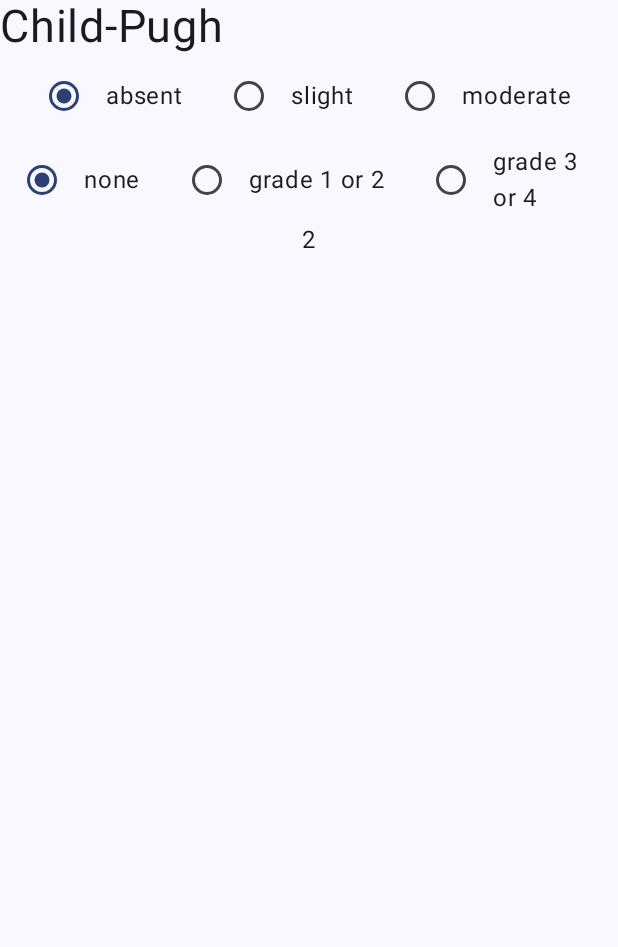
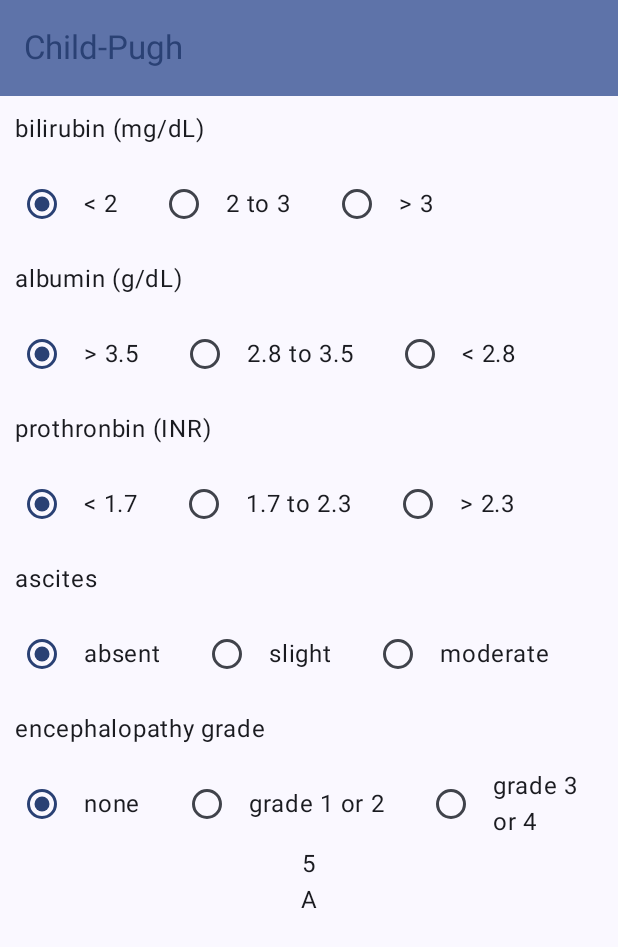
Before and after one commit to tamaikeiichi/MedGuidelines, an Android app built with Jetpack Compose: the ChildPughScreen screen opened through its navigation route, on a phone screen of 412 x 824 dp. Shown: the top 947 px of the screen. Run offline under Robolectric (Android 15) with nearby library versions, the phone set to English and light mode, and no system bars; 2 statements that could not run were skipped.

Commit message:
202411300915

```diff
--- a/app/src/main/java/com/example/medguidelines/data/indexNames.kt
+++ b/app/src/main/java/com/example/medguidelines/data/indexNames.kt
@@ -1,13 +1,11 @@
 package com.example.medguidelines.data
 
-import androidx.compose.ui.res.stringArrayResource
-import androidx.compose.ui.res.stringResource
 import com.example.medguidelines.R
 
 data class IndexNames (val stringid: Int)
 
 val indexnames = listOf(
-    IndexNames(R.string.index1),
-    IndexNames(R.string.index2),
-    IndexNames(R.string.index1),
+    IndexNames(R.string.childPughTitle),
+    IndexNames(R.string.aDropTitle),
+    IndexNames(R.string.childPughTitle),
 )
--- a/app/src/main/java/com/example/medguidelines/data/labDataNames.kt
+++ b/app/src/main/java/com/example/medguidelines/data/labDataNames.kt
@@ -4,14 +4,33 @@ import com.example.medguidelines.R
 
 data class labDataNames(val stringid: Int)
 
-val ascitesgrade = listOf(
-    labDataNames(R.string.ascitesgrade1),
-    labDataNames(R.string.ascitesgrade2),
-    labDataNames(R.string.ascitesgrade3),
+val bilirubinGrade = listOf(
+    labDataNames(R.string.bilirubinGrade1),
+    labDataNames(R.string.bilirubinGrade2),
+    labDataNames(R.string.bilirubinGrade3),
 )
 
-val encephalopathygrade = listOf(
-    labDataNames(R.string.encephalopathygrade1),
-    labDataNames(R.string.encephalopathygrade2),
-    labDataNames(R.string.encephalopathygrade3),
+val albuminGrade = listOf(
+    labDataNames(R.string.albuminGrade1),
+    labDataNames(R.string.albuminGrade2),
+    labDataNames(R.string.albuminGrade3),
+
 )
+
+val ptGrade = listOf(
+    labDataNames(R.string.ptGrade1),
+    labDataNames(R.string.ptGrade2),
+    labDataNames(R.string.ptGrade3),
+)
+
+val ascitesGrade = listOf(
+    labDataNames(R.string.ascitesGrade1),
+    labDataNames(R.string.ascitesGrade2),
+    labDataNames(R.string.ascitesGrade3),
+)
+
+val encephalopathyGrade = listOf(
+    labDataNames(R.string.encephalopathyGrade1),
+    labDataNames(R.string.encephalopathyGrade2),
+    labDataNames(R.string.encephalopathyGrade3),
+)
--- a/app/src/main/java/com/example/medguidelines/ui/screen/AdropScreen.kt
+++ b/app/src/main/java/com/example/medguidelines/ui/screen/AdropScreen.kt
@@ -11,7 +11,7 @@ import com.example.medguidelines.R
 
 @Composable
 fun AdropScreen() {
-    Text(text = stringResource(id = R.string.index2),
+    Text(text = stringResource(id = R.string.aDropTitle),
         fontSize = 30.sp,
         modifier = Modifier
             .fillMaxWidth()
--- a/app/src/main/java/com/example/medguidelines/ui/screen/ChildPughScreen.kt
+++ b/app/src/main/java/com/example/medguidelines/ui/screen/ChildPughScreen.kt
@@ -1,6 +1,7 @@
 package com.example.medguidelines.ui.screen
 
 import androidx.compose.foundation.clickable
+import androidx.compose.foundation.layout.Arrangement
 import androidx.compose.foundation.layout.Column
 import androidx.compose.foundation.layout.Row
 import androidx.compose.foundation.layout.fillMaxWidth
@@ -8,9 +9,13 @@ import androidx.compose.foundation.layout.height
 import androidx.compose.foundation.layout.padding
 import androidx.compose.foundation.selection.selectable
 import androidx.compose.foundation.selection.selectableGroup
+import androidx.compose.material3.ExperimentalMaterial3Api
 import androidx.compose.material3.MaterialTheme
 import androidx.compose.material3.RadioButton
+import androidx.compose.material3.Scaffold
 import androidx.compose.material3.Text
+import androidx.compose.material3.TopAppBar
+import androidx.compose.material3.TopAppBarDefaults
 import androidx.compose.runtime.Composable
 import androidx.compose.runtime.mutableStateOf
 import androidx.compose.runtime.remember
@@ -21,55 +26,89 @@ import androidx.compose.ui.semantics.Role
 import androidx.compose.ui.unit.dp
 import androidx.compose.ui.unit.sp
 import com.example.medguidelines.R
-import com.example.medguidelines.data.ascitesgrade
-import com.example.medguidelines.data.encephalopathygrade
+import com.example.medguidelines.data.albuminGrade
+import com.example.medguidelines.data.ascitesGrade
+import com.example.medguidelines.data.bilirubinGrade
+import com.example.medguidelines.data.encephalopathyGrade
 import com.example.medguidelines.data.labDataNames
+import com.example.medguidelines.data.ptGrade
 
 
+@OptIn(ExperimentalMaterial3Api::class)
 @Composable
 fun ChildPughScreen() {
-
+    Scaffold (
+        topBar = {
+            TopAppBar(
+                colors = TopAppBarDefaults.topAppBarColors(
+                    containerColor = MaterialTheme.colorScheme.primaryContainer,
+                    titleContentColor = MaterialTheme.colorScheme.primary,
+                ),
+                title = { Text(stringResource(id = R.string.childPughTitle)) }
+            )
+        }) { innerPadding ->
         Column(
+            Modifier
+                .padding(innerPadding),
             horizontalAlignment = Alignment.CenterHorizontally
         ){
-        Text(text = stringResource(id = R.string.index1),
-            fontSize = 30.sp,
-            modifier = Modifier
-                .fillMaxWidth()
-                .clickable { }
-        )
-        val radioOptionsAscitesgrade : List<labDataNames> = ascitesgrade
-        val (selectedOptionAscitesgrade, onOptionSelectedAscitesgrade) = remember { mutableStateOf(radioOptionsAscitesgrade[0]) }
-        ThreeRadioButton(ascitesgrade, selectedOptionAscitesgrade, onOptionSelectedAscitesgrade)
 
-        val ascitesgradeScore =
-            if (stringResource(id = selectedOptionAscitesgrade.stringid) == "absent") 1
-            else if (stringResource(id = selectedOptionAscitesgrade.stringid) == "slight") 2
+            val bilirubinScore = childPughButtonAndScore(bilirubinGrade, stringResource(id = R.string.bilirubinTitle))
+            val albuminScore = childPughButtonAndScore(albuminGrade, stringResource(id = R.string.albuminTitle))
+            val ptScore = childPughButtonAndScore(ptGrade, stringResource(id = R.string.ptTitle))
+            val ascitesScore = childPughButtonAndScore(ascitesGrade, stringResource(id = R.string.ascitesTitle))
+            val encephalopathyScore = childPughButtonAndScore(encephalopathyGrade, stringResource(id = R.string.encephalopaphyTitle))
+
+            val totalScore = bilirubinScore + albuminScore + ptScore + ascitesScore + encephalopathyScore
+
+            Text(text=totalScore.toString())
+            val childPughScoreABC = when (totalScore) {
+                in 5..6 -> "A"
+                in 7..9 -> "B"
+                else -> "C"
+            }
+            Text(text = childPughScoreABC)
+        }
+    }
+
+}
+
+@Composable
+fun childPughButtonAndScore(
+    factor : List<labDataNames>,
+    title : String,
+): Int
+{
+    val radioOptions : List<labDataNames> = factor
+    val (selectedOption, onOptionSelected) = remember { mutableStateOf(radioOptions[0]) }
+    ThreeRadioButton(factor, selectedOption, onOptionSelected, title)
+
+    val score =
+        if (stringResource(id = selectedOption.stringid) == stringResource(id =radioOptions[0].stringid)) 1
+        else if (stringResource(id = selectedOption.stringid) == stringResource(id =radioOptions[1].stringid)) 2
         else  3
 
-        val radioOptionsEncephalopathygrade : List<labDataNames> = encephalopathygrade
-        val (selectedOptionEncephalopathygrade, onOptionSelectedEncephalopathygrade) = remember { mutableStateOf(radioOptionsEncephalopathygrade[0]) }
-        ThreeRadioButton(encephalopathygrade, selectedOptionEncephalopathygrade, onOptionSelectedEncephalopathygrade)
+    return score
+}
 
-        val encephalopathygradeScore =
-            if (stringResource(id = selectedOptionEncephalopathygrade.stringid) == "none") 1
-            else if (stringResource(id = selectedOptionEncephalopathygrade.stringid) == "grade 1 or 2") 2
-            else  3
-
-        val totalScore = ascitesgradeScore + encephalopathygradeScore
-
-        Text(text=totalScore.toString())
-
-    }
-    }
 
 @Composable
 fun ThreeRadioButton(radioOptions: List<labDataNames>,
                      selectedOption: labDataNames,
                      onOptionSelected : (selectedOption: labDataNames ) -> Unit,
+                     title : String
 ){
+    Column(){
+        Text(text = title,
+            Modifier
+                .padding(10.dp))
         // Note that Modifier.selectableGroup() is essential to ensure correct accessibility behavior
-    Row(Modifier.selectableGroup()) {
+        Row(
+            Modifier
+                .selectableGroup()
+                .fillMaxWidth(),
+            horizontalArrangement = Arrangement.Start
+        ) {
             radioOptions.forEach { text ->
                 Row(
                     Modifier//.fillMaxWidth()
@@ -89,9 +128,12 @@ fun ThreeRadioButton(radioOptions: List<labDataNames>,
                     Text(
                         text = stringResource(id = text.stringid),
                         style = MaterialTheme.typography.bodyLarge,
-                    modifier = Modifier.padding(start = 16.dp)
+                        modifier = Modifier.padding(start = 16.dp),
+                        softWrap = true,
                     )
                 }
             }
         }
     }
+
+}
--- a/app/src/main/java/com/example/medguidelines/ui/screen/IndexScreen.kt
+++ b/app/src/main/java/com/example/medguidelines/ui/screen/IndexScreen.kt
@@ -1,37 +1,20 @@
 package com.example.medguidelines.ui.screen
 
-import androidx.compose.foundation.clickable
 import androidx.compose.foundation.layout.Column
 import androidx.compose.foundation.layout.PaddingValues
-import androidx.compose.foundation.layout.Row
 import androidx.compose.foundation.layout.fillMaxWidth
-import androidx.compose.foundation.layout.height
 import androidx.compose.foundation.layout.heightIn
-import androidx.compose.foundation.layout.padding
 import androidx.compose.foundation.lazy.LazyColumn
 import androidx.compose.material3.Text
 import androidx.compose.runtime.Composable
 import com.example.medguidelines.R
-import androidx.compose.foundation.lazy.items
-import androidx.compose.material.icons.Icons
-import androidx.compose.material3.Icon
 import androidx.compose.material3.TextField
-import androidx.compose.material3.contentColorFor
 import androidx.compose.ui.Modifier
 import androidx.compose.ui.res.stringResource
 import androidx.compose.ui.unit.dp
-import androidx.compose.material.icons.filled.Search
 import androidx.compose.material3.TextFieldDefaults
-import androidx.compose.foundation.layout.fillMaxWidth
-import androidx.compose.foundation.layout.heightIn
-import androidx.compose.ui.res.stringResource
-import androidx.compose.material3.Icon
 import androidx.compose.material3.MaterialTheme
-import androidx.compose.material3.SearchBar
-import androidx.compose.ui.res.stringArrayResource
 import androidx.compose.ui.tooling.preview.Preview
-import androidx.compose.ui.unit.TextUnit
-import androidx.compose.ui.unit.sp
 import com.example.medguidelines.data.IndexNames
 import com.example.medguidelines.data.indexnames
 
@@ -49,10 +32,10 @@ fun IndexScreen(indexnames: List<IndexNames>,
             contentPadding = PaddingValues(10.dp)
         ) {
             item {
-                listItem(name = stringResource(id = R.string.index1), onClick = {navigateToChildPugh()})
+                listItem(name = stringResource(id = R.string.childPughTitle), onClick = {navigateToChildPugh()})
             }
             item {
-                listItem(name = stringResource(id = R.string.index2), onClick = {navigateToAdrop()})
+                listItem(name = stringResource(id = R.string.aDropTitle), onClick = {navigateToAdrop()})
             }
         }
     }
--- a/app/src/main/res/values/strings.xml
+++ b/app/src/main/res/values/strings.xml
@@ -1,16 +1,26 @@
 <resources>
     <string name="app_name">MedGuidelines</string>
-    <string name="index1">Child-Pugh</string>
-    <string name="index2">A-drop</string>
+    <string name="childPughTitle">Child-Pugh</string>
+    <string name="aDropTitle">A-drop</string>
     <string name="indexScreen_searchbar">Search</string>
-    <string name="ascitesgrade1">absent</string>
-    <string name="ascitesgrade2">slight</string>
-    <string name="ascitesgrade3">moderate</string>
-    <string name="encephalopathygrade1">none</string>
-    <string name="encephalopathygrade2">grade 1 or 2</string>
-    <string name="encephalopathygrade3">grade 3 or 4</string>
-    <string-array name="index_array">
-        <item>Child-Pugh_array</item>
-        <item>A-drop_array</item>
-    </string-array>
+    <string name="bilirubinGrade1">&lt; 2</string>
+    <string name="bilirubinGrade2">2 to 3</string>
+    <string name="bilirubinGrade3">&gt; 3</string>
+    <string name="albuminGrade1">&gt; 3.5</string>
+    <string name="albuminGrade2">2.8 to 3.5</string>
+    <string name="albuminGrade3">&lt; 2.8</string>
+    <string name="ptGrade1">&lt; 1.7</string>
+    <string name="ptGrade2">1.7 to 2.3</string>
+    <string name="ptGrade3">&gt; 2.3</string>
+    <string name="ascitesGrade1">absent</string>
+    <string name="ascitesGrade2">slight</string>
+    <string name="ascitesGrade3">moderate</string>
+    <string name="encephalopathyGrade1">none</string>
+    <string name="encephalopathyGrade2">grade 1 or 2</string>
+    <string name="encephalopathyGrade3">grade 3 or 4</string>
+    <string name="bilirubinTitle">bilirubin (mg/dL)</string>
+    <string name="albuminTitle">albumin (g/dL)</string>
+    <string name="ptTitle">prothronbin (INR)</string>
+    <string name="ascitesTitle">ascites</string>
+    <string name="encephalopaphyTitle">encephalopathy grade</string>
 </resources>
```
Lines whose indentation alone changed are shown as unchanged.
